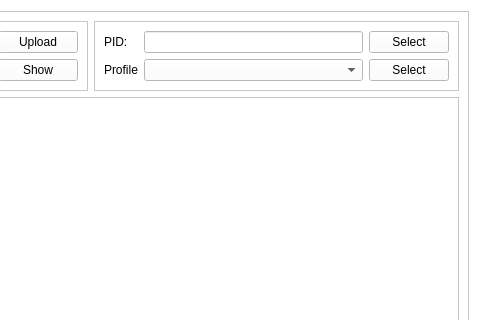
Masrik-Dahir/VMI, file form.ui: the form before one commit; both pictures show x 669 to 1149 and y 0 to 320 of the 1149 by 775 pixel window.
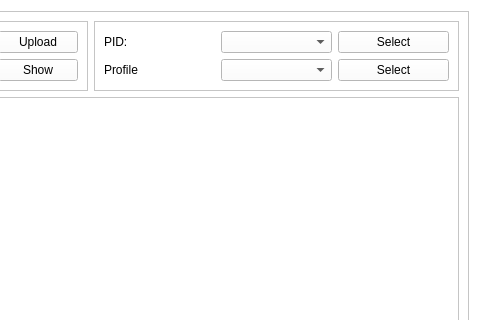
The form after the commit.

Commit message: Added combobox for PID

The edit to the form file:
```diff
--- a/form.ui
+++ b/form.ui
@@ -436,9 +436,6 @@
                </property>
               </widget>
              </item>
-             <item row="0" column="1">
-              <widget class="QLineEdit" name="pid_lineEdit"/>
-             </item>
              <item row="1" column="0">
               <widget class="QLabel" name="label_5">
                <property name="text">
@@ -456,6 +453,9 @@
              <item row="1" column="1">
               <widget class="QComboBox" name="comboBox_2"/>
              </item>
+             <item row="0" column="1">
+              <widget class="QComboBox" name="pid_comboBox"/>
+             </item>
             </layout>
            </item>
           </layout>
```
The commit also changes 4 other files.
